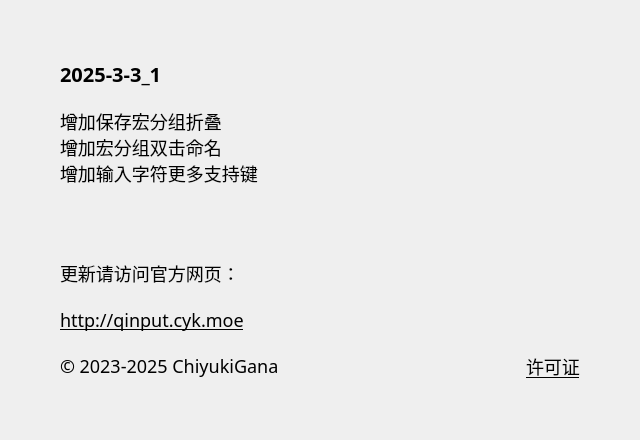
Before: the Qt Designer form source/ui/AboutUi.ui in ChiyukiGana/Quickinput, drawn with Qt 5.
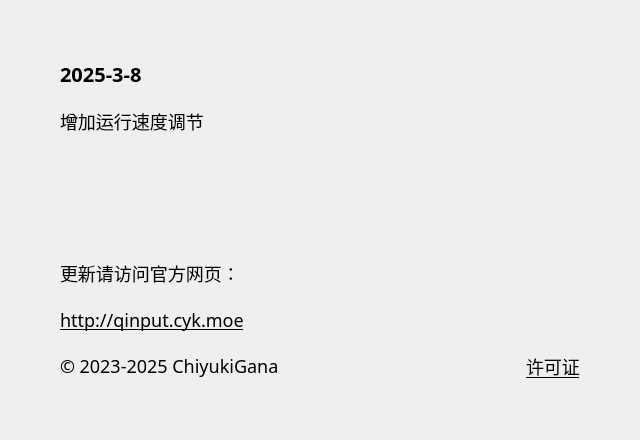
After: the same form once the commit is applied.

Diff of the .ui file:
```diff
--- a/source/ui/AboutUi.ui
+++ b/source/ui/AboutUi.ui
@@ -88,7 +88,7 @@
          <string notr="true">font-size:20px</string>
         </property>
         <property name="text">
-         <string>2025-3-3_1</string>
+         <string>2025-3-8</string>
         </property>
         <property name="textFormat">
          <enum>Qt::PlainText</enum>
@@ -104,9 +104,7 @@
          </sizepolicy>
         </property>
         <property name="text">
-         <string>增加保存宏分组折叠
-增加宏分组双击命名
-增加输入字符更多支持键</string>
+         <string>增加运行速度调节</string>
         </property>
         <property name="textFormat">
          <enum>Qt::PlainText</enum>
```
